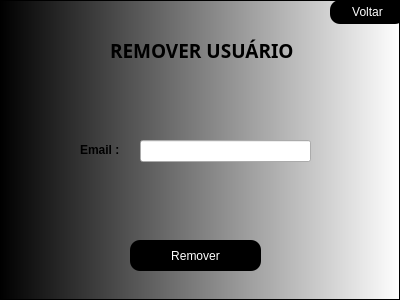
Old version of the form Designs/TelaRemover.ui in the repository PabloCarnauba/Spoti-Ninho-V2.
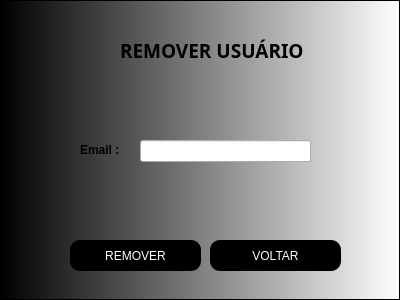
New version of the form.

What changed in the file:
```diff
--- a/Designs/TelaRemover.ui
+++ b/Designs/TelaRemover.ui
@@ -44,7 +44,7 @@
   <widget class="QPushButton" name="BotaoRemover">
    <property name="geometry">
     <rect>
-     <x>130</x>
+     <x>70</x>
      <y>240</y>
      <width>131</width>
      <height>31</height>
@@ -63,7 +63,7 @@
 </string>
    </property>
    <property name="text">
-    <string>Remover</string>
+    <string>REMOVER</string>
    </property>
   </widget>
   <widget class="QLineEdit" name="inputEmail">
@@ -82,7 +82,7 @@
   <widget class="QLabel" name="rotuloMenuInicial_3">
    <property name="geometry">
     <rect>
-     <x>110</x>
+     <x>120</x>
      <y>30</y>
      <width>261</width>
      <height>41</height>
@@ -105,10 +105,10 @@
   <widget class="QPushButton" name="backButton_2">
    <property name="geometry">
     <rect>
-     <x>330</x>
-     <y>0</y>
-     <width>75</width>
-     <height>24</height>
+     <x>210</x>
+     <y>240</y>
+     <width>131</width>
+     <height>31</height>
     </rect>
    </property>
    <property name="whatsThis">
@@ -118,7 +118,7 @@
     <string notr="true">color: white</string>
    </property>
    <property name="text">
-    <string>Voltar</string>
+    <string>VOLTAR</string>
    </property>
   </widget>
   <widget class="QFrame" name="frame">
```
